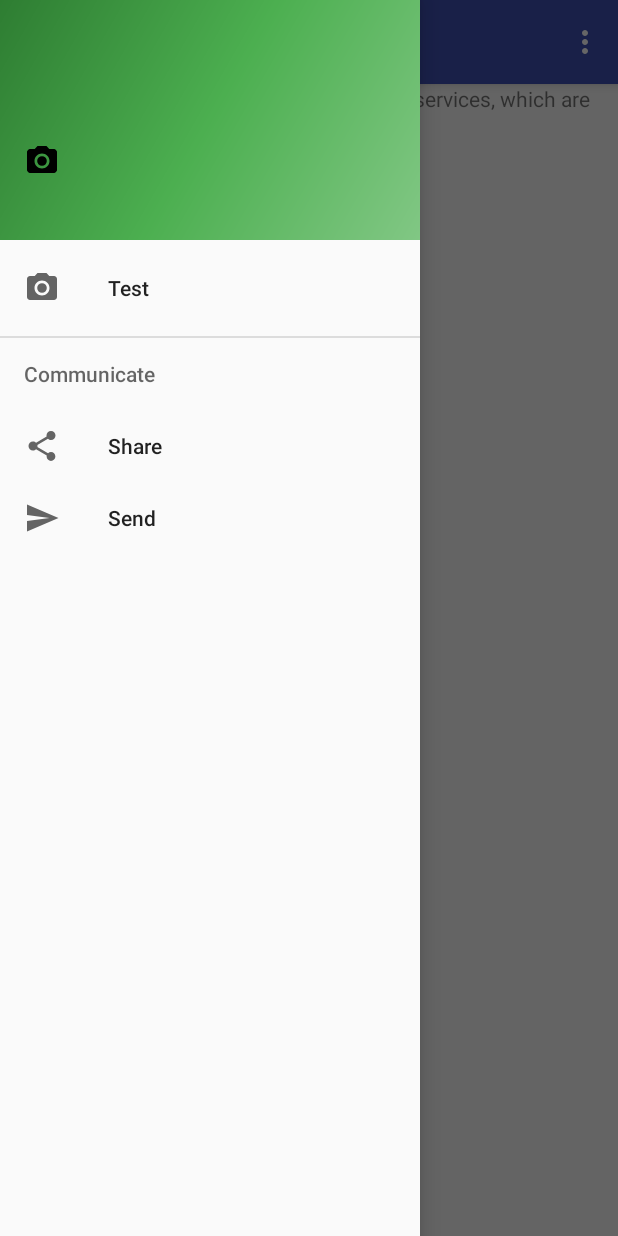
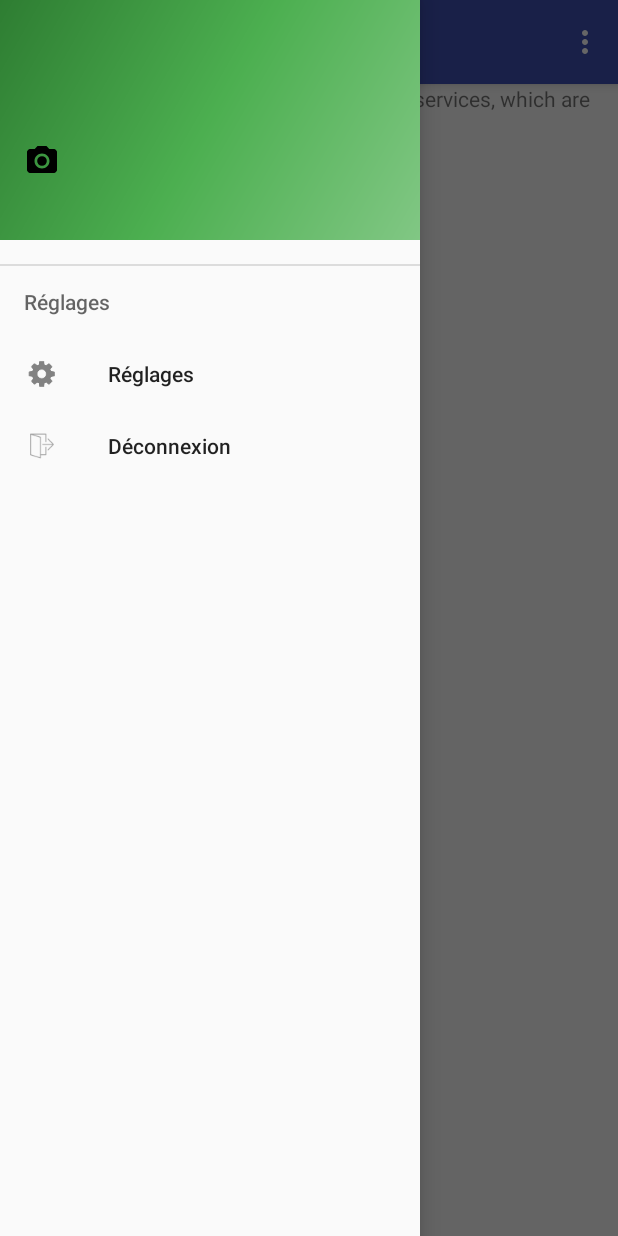
Before and after one commit to Kimjchi/onepointman, an Android app: the NavDrawer screen opened directly, with no data from a screen before it, with the side drawer open, on a phone screen of 412 x 824 dp. Run offline under Robolectric (Android 15) with nearby library versions, the phone set to English and light mode, and no system bars; our stand-ins replace CircleImageView, Picasso, Volley; network calls fail; pictures from the network do not load.

Commit message:
Navigation menu now okay
TODO: Fetch real json result

```diff
--- a/AndroidClient/app/src/main/java/com/example/yannick/androidclient/Map.java
+++ b/AndroidClient/app/src/main/java/com/example/yannick/androidclient/Map.java
@@ -125,9 +125,9 @@ public class Map extends Fragment implements OnMapReadyCallback {
             public void run() {
                 Log.v("Location", "Updating position...");
                 myLocation = locationService.getLocation();
-                getActivity().runOnUiThread(displayMyPosition);
+//                getActivity().runOnUiThread(displayMyPosition);
                 Log.v("Location", "Display update!");
-                Log.v("POSITION","Longitude: " + myLocation.getLongitude() + " Latitude: " + myLocation.getLatitude());
+//                Log.v("POSITION","Longitude: " + myLocation.getLongitude() + " Latitude: " + myLocation.getLatitude());
                 handler.postDelayed(this, MY_POSITION_UPDATE_TIME);
             }
         });
--- a/AndroidClient/app/src/main/res/menu/menu_nav_drawer.xml
+++ b/AndroidClient/app/src/main/res/menu/menu_nav_drawer.xml
@@ -1,24 +1,23 @@
 <?xml version="1.0" encoding="utf-8"?>
 <menu xmlns:android="http://schemas.android.com/apk/res/android">
 
-    <group android:checkableBehavior="single"
-        android:id="@+id/groupOptions">
-        <item
-            android:id="@+id/nav_camera"
-            android:icon="@drawable/ic_menu_camera"
-            android:title="Test" />
-    </group>
+        <item android:title="Groupes"
+            android:id="@+id/groups">
+            <menu>
+                <!-- There will be group menu item here-->
+            </menu>
+        </item>
 
-    <item android:title="Communicate">
+    <item android:title="Réglages">
         <menu>
             <item
-                android:id="@+id/nav_share"
-                android:icon="@drawable/ic_menu_share"
-                android:title="Share" />
+                android:id="@+id/nav_settings"
+                android:icon="@drawable/reglage"
+                android:title="Réglages" />
             <item
-                android:id="@+id/nav_send"
-                android:icon="@drawable/ic_menu_send"
-                android:title="Send" />
+                android:id="@+id/nav_logout"
+                android:icon="@drawable/logout"
+                android:title="Déconnexion" />
         </menu>
     </item>
 
```
Also changed, not shown: AndroidClient/app/src/main/java/com/example/yannick/androidclient/NavDrawer.java (+44 -3 lines), AndroidClient/app/src/main/res/drawable-hdpi/group.png (added), AndroidClient/app/src/main/res/drawable-hdpi/logout.png (added), AndroidClient/app/src/main/res/drawable-mdpi/group.png (added), AndroidClient/app/src/main/res/drawable-mdpi/logout.png (added), AndroidClient/app/src/main/res/drawable-xhdpi/group.png (added), AndroidClient/app/src/main/res/drawable-xhdpi/logout.png (added), AndroidClient/app/src/main/res/drawable-xxhdpi/group.png (added), AndroidClient/app/src/main/res/drawable-xxhdpi/logout.png (added).
